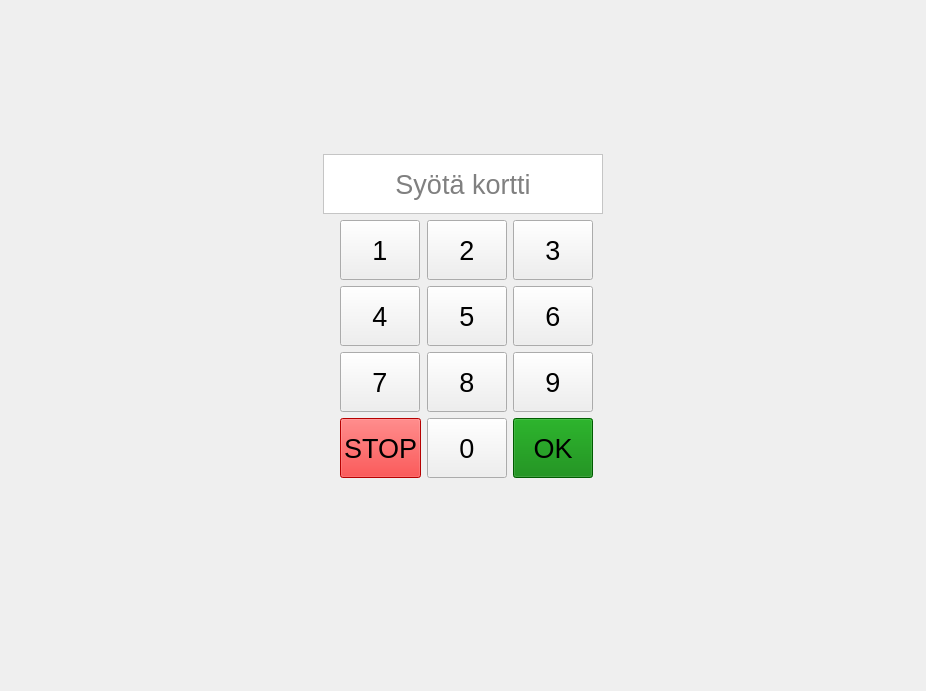
Before: the Qt Designer form bank_automat/mainwindow.ui in tvt20kmo-ohjelmistokehitysprojekti/Group1, drawn with Qt 5.
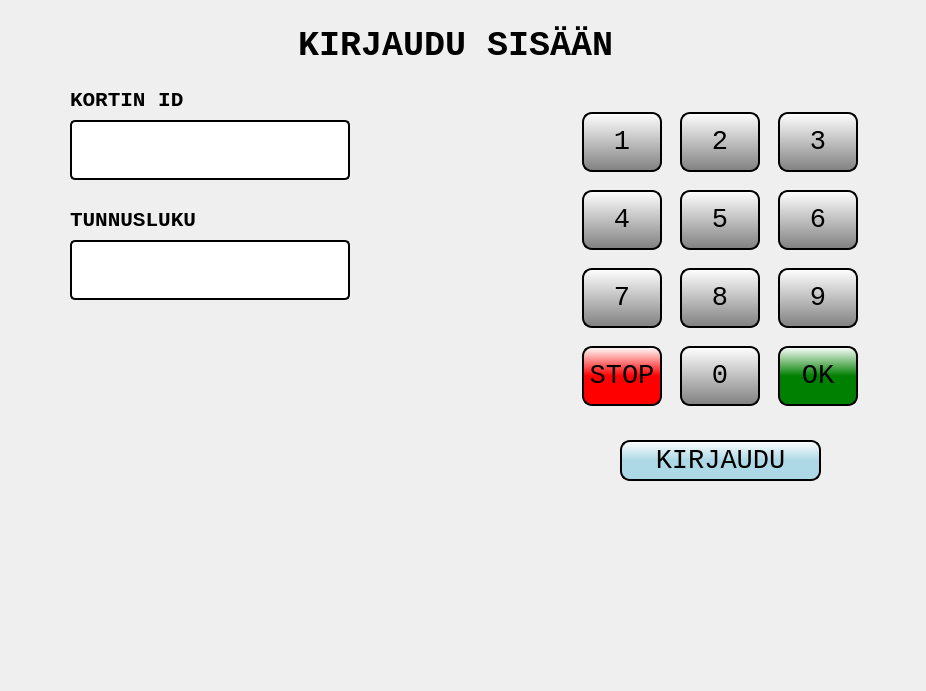
After: the same form once the commit is applied.

Diff of the .ui file:
```diff
--- a/bank_automat/mainwindow.ui
+++ b/bank_automat/mainwindow.ui
@@ -10,13 +10,43 @@
     <height>691</height>
    </rect>
   </property>
+  <property name="sizePolicy">
+   <sizepolicy hsizetype="Ignored" vsizetype="Ignored">
+    <horstretch>0</horstretch>
+    <verstretch>0</verstretch>
+   </sizepolicy>
+  </property>
+  <property name="minimumSize">
+   <size>
+    <width>926</width>
+    <height>691</height>
+   </size>
+  </property>
+  <property name="maximumSize">
+   <size>
+    <width>926</width>
+    <height>691</height>
+   </size>
+  </property>
+  <property name="baseSize">
+   <size>
+    <width>926</width>
+    <height>691</height>
+   </size>
+  </property>
   <property name="windowTitle">
    <string>Application</string>
   </property>
   <widget class="QWidget" name="centralwidget">
-   <layout class="QVBoxLayout" name="verticalLayout">
-    <item>
      <widget class="QStackedWidget" name="stackedWidget">
+    <property name="geometry">
+     <rect>
+      <x>-10</x>
+      <y>0</y>
+      <width>911</width>
+      <height>651</height>
+     </rect>
+    </property>
       <property name="sizePolicy">
        <sizepolicy hsizetype="Preferred" vsizetype="Preferred">
         <horstretch>0</horstretch>
@@ -29,113 +59,51 @@
         <height>0</height>
        </size>
       </property>
+    <property name="font">
+     <font>
+      <pointsize>16</pointsize>
+     </font>
+    </property>
+    <property name="styleSheet">
+     <string notr="true">QPushButton 
+{
+	font-family: Consolas;
+    background-color: qlineargradient(x1: 0, y1: 0, x2: 0, y2: 1, stop: 0 white, stop: 1 grey);
+	border-style: solid;
+	border-color: black;
+	border-width: 2px;
+	border-radius: 10px;
+}
+
+QLabel 
+{
+	font-family: Consolas;
+	border-style: solid;
+	border-color: black;
+	border-width: 2px;
+	border-radius: 5px;
+}
+
+QLabel:focus
+{
+	border-color: red;
+}</string>
+    </property>
       <property name="currentIndex">
        <number>0</number>
       </property>
       <widget class="QWidget" name="page">
+     <widget class="QWidget" name="gridLayoutWidget">
+      <property name="geometry">
+       <rect>
+        <x>580</x>
+        <y>100</y>
+        <width>301</width>
+        <height>321</height>
+       </rect>
+      </property>
        <layout class="QGridLayout" name="gridLayout">
-        <item row="0" column="0" colspan="6">
-         <layout class="QGridLayout" name="gridLayout_2">
-          <item row="0" column="1">
-           <spacer name="verticalSpacer">
-            <property name="orientation">
-             <enum>Qt::Vertical</enum>
-            </property>
-            <property name="sizeHint" stdset="0">
-             <size>
-              <width>20</width>
-              <height>40</height>
-             </size>
-            </property>
-           </spacer>
-          </item>
-          <item row="3" column="1">
-           <widget class="QLabel" name="LabelCardInput">
-            <property name="minimumSize">
-             <size>
-              <width>280</width>
-              <height>60</height>
-             </size>
-            </property>
-            <property name="maximumSize">
-             <size>
-              <width>280</width>
-              <height>60</height>
-             </size>
-            </property>
-            <property name="baseSize">
-             <size>
-              <width>280</width>
-              <height>60</height>
-             </size>
-            </property>
-            <property name="font">
-             <font>
-              <pointsize>20</pointsize>
-             </font>
-            </property>
-            <property name="styleSheet">
-             <string notr="true">background-color : white; 
-color : gray;</string>
-            </property>
-            <property name="frameShape">
-             <enum>QFrame::StyledPanel</enum>
-            </property>
-            <property name="frameShadow">
-             <enum>QFrame::Sunken</enum>
-            </property>
-            <property name="text">
-             <string>Syötä kortti</string>
-            </property>
-            <property name="alignment">
-             <set>Qt::AlignCenter</set>
-            </property>
-           </widget>
-          </item>
-          <item row="3" column="0">
-           <spacer name="horizontalSpacer_3">
-            <property name="orientation">
-             <enum>Qt::Horizontal</enum>
-            </property>
-            <property name="sizeHint" stdset="0">
-             <size>
-              <width>40</width>
-              <height>20</height>
-             </size>
-            </property>
-           </spacer>
-          </item>
-          <item row="3" column="2">
-           <spacer name="horizontalSpacer_4">
-            <property name="orientation">
-             <enum>Qt::Horizontal</enum>
-            </property>
-            <property name="sizeHint" stdset="0">
-             <size>
-              <width>40</width>
-              <height>20</height>
-             </size>
-            </property>
-           </spacer>
-          </item>
-          <item row="1" column="1">
-           <widget class="QLabel" name="LabelNetWork">
-            <property name="font">
-             <font>
-              <pointsize>14</pointsize>
-             </font>
-            </property>
-            <property name="text">
-             <string/>
-            </property>
-            <property name="alignment">
-             <set>Qt::AlignCenter</set>
-            </property>
-           </widget>
-          </item>
-         </layout>
-        </item>
-        <item row="3" column="3">
+       <item row="2" column="2">
          <widget class="QPushButton" name="Btn_8">
           <property name="sizePolicy">
            <sizepolicy hsizetype="Fixed" vsizetype="Fixed">
@@ -157,6 +125,7 @@
           </property>
           <property name="font">
            <font>
+           <family>Consolas</family>
             <pointsize>20</pointsize>
            </font>
           </property>
@@ -165,8 +134,8 @@
           </property>
          </widget>
         </item>
-        <item row="4" column="4">
-         <widget class="QPushButton" name="Btn_OK">
+       <item row="1" column="2">
+        <widget class="QPushButton" name="Btn_5">
           <property name="sizePolicy">
            <sizepolicy hsizetype="Fixed" vsizetype="Fixed">
             <horstretch>0</horstretch>
@@ -187,19 +156,16 @@
           </property>
           <property name="font">
            <font>
+           <family>Consolas</family>
             <pointsize>20</pointsize>
            </font>
           </property>
-          <property name="styleSheet">
-           <string notr="true">background-color : green; 
-color : black; </string>
-          </property>
           <property name="text">
-           <string>OK</string>
+          <string>5</string>
           </property>
          </widget>
         </item>
-        <item row="3" column="4">
+       <item row="2" column="3">
          <widget class="QPushButton" name="Btn_9">
           <property name="sizePolicy">
            <sizepolicy hsizetype="Fixed" vsizetype="Fixed">
@@ -221,6 +187,7 @@
           </property>
           <property name="font">
            <font>
+           <family>Consolas</family>
             <pointsize>20</pointsize>
            </font>
           </property>
@@ -229,8 +196,8 @@
           </property>
          </widget>
         </item>
-        <item row="2" column="4">
-         <widget class="QPushButton" name="Btn_6">
+       <item row="1" column="1">
+        <widget class="QPushButton" name="Btn_4">
           <property name="sizePolicy">
            <sizepolicy hsizetype="Fixed" vsizetype="Fixed">
             <horstretch>0</horstretch>
@@ -251,15 +218,16 @@
           </property>
           <property name="font">
            <font>
+           <family>Consolas</family>
             <pointsize>20</pointsize>
            </font>
           </property>
           <property name="text">
-           <string>6</string>
+          <string>4</string>
           </property>
          </widget>
         </item>
-        <item row="1" column="3">
+       <item row="0" column="2">
          <widget class="QPushButton" name="Btn_2">
           <property name="sizePolicy">
            <sizepolicy hsizetype="Fixed" vsizetype="Fixed">
@@ -281,6 +249,7 @@
           </property>
           <property name="font">
            <font>
+           <family>Consolas</family>
             <pointsize>20</pointsize>
            </font>
           </property>
@@ -289,7 +258,38 @@
           </property>
          </widget>
         </item>
-        <item row="1" column="4">
+       <item row="0" column="1">
+        <widget class="QPushButton" name="Btn_1">
+         <property name="sizePolicy">
+          <sizepolicy hsizetype="Fixed" vsizetype="Fixed">
+           <horstretch>0</horstretch>
+           <verstretch>0</verstretch>
+          </sizepolicy>
+         </property>
+         <property name="minimumSize">
+          <size>
+           <width>80</width>
+           <height>60</height>
+          </size>
+         </property>
+         <property name="baseSize">
+          <size>
+           <width>0</width>
+           <height>0</height>
+          </size>
+         </property>
+         <property name="font">
+          <font>
+           <family>Consolas</family>
+           <pointsize>20</pointsize>
+          </font>
+         </property>
+         <property name="text">
+          <string>1</string>
+         </property>
+        </widget>
+       </item>
+       <item row="0" column="3">
          <widget class="QPushButton" name="Btn_3">
           <property name="sizePolicy">
            <sizepolicy hsizetype="Fixed" vsizetype="Fixed">
@@ -311,6 +311,7 @@
           </property>
           <property name="font">
            <font>
+           <family>Consolas</family>
             <pointsize>20</pointsize>
            </font>
           </property>
@@ -319,21 +320,39 @@
           </property>
          </widget>
         </item>
-        <item row="2" column="5">
-         <spacer name="horizontalSpacer">
-          <property name="orientation">
-           <enum>Qt::Horizontal</enum>
-          </property>
-          <property name="sizeHint" stdset="0">
+       <item row="1" column="3">
+        <widget class="QPushButton" name="Btn_6">
+         <property name="sizePolicy">
+          <sizepolicy hsizetype="Fixed" vsizetype="Fixed">
+           <horstretch>0</horstretch>
+           <verstretch>0</verstretch>
+          </sizepolicy>
+         </property>
+         <property name="minimumSize">
            <size>
-            <width>307</width>
-            <height>20</height>
-           </size>
-          </property>
-         </spacer>
-        </item>
-        <item row="2" column="3">
-         <widget class="QPushButton" name="Btn_5">
+           <width>80</width>
+           <height>60</height>
+          </size>
+         </property>
+         <property name="baseSize">
+          <size>
+           <width>0</width>
+           <height>0</height>
+          </size>
+         </property>
+         <property name="font">
+          <font>
+           <family>Consolas</family>
+           <pointsize>20</pointsize>
+          </font>
+         </property>
+         <property name="text">
+          <string>6</string>
+         </property>
+        </widget>
+       </item>
+       <item row="2" column="1">
+        <widget class="QPushButton" name="Btn_7">
           <property name="sizePolicy">
            <sizepolicy hsizetype="Fixed" vsizetype="Fixed">
             <horstretch>0</horstretch>
@@ -354,28 +373,16 @@
           </property>
           <property name="font">
            <font>
+           <family>Consolas</family>
             <pointsize>20</pointsize>
            </font>
           </property>
           <property name="text">
-           <string>5</string>
+          <string>7</string>
           </property>
          </widget>
         </item>
-        <item row="2" column="0">
-         <spacer name="horizontalSpacer_2">
-          <property name="orientation">
-           <enum>Qt::Horizontal</enum>
-          </property>
-          <property name="sizeHint" stdset="0">
-           <size>
-            <width>307</width>
-            <height>20</height>
-           </size>
-          </property>
-         </spacer>
-        </item>
-        <item row="4" column="3">
+       <item row="3" column="2">
          <widget class="QPushButton" name="Btn_0">
           <property name="sizePolicy">
            <sizepolicy hsizetype="Fixed" vsizetype="Fixed">
@@ -397,6 +404,7 @@
           </property>
           <property name="font">
            <font>
+           <family>Consolas</family>
             <pointsize>20</pointsize>
            </font>
           </property>
@@ -405,20 +413,7 @@
           </property>
          </widget>
         </item>
-        <item row="5" column="3">
-         <spacer name="verticalSpacer_2">
-          <property name="orientation">
-           <enum>Qt::Vertical</enum>
-          </property>
-          <property name="sizeHint" stdset="0">
-           <size>
-            <width>20</width>
-            <height>179</height>
-           </size>
-          </property>
-         </spacer>
-        </item>
-        <item row="4" column="2">
+       <item row="3" column="1">
          <widget class="QPushButton" name="Btn_STOP">
           <property name="sizePolicy">
            <sizepolicy hsizetype="Fixed" vsizetype="Fixed">
@@ -440,20 +435,20 @@
           </property>
           <property name="font">
            <font>
+           <family>Consolas</family>
             <pointsize>20</pointsize>
            </font>
           </property>
           <property name="styleSheet">
-           <string notr="true">background-color : red; 
-color : black; </string>
+          <string notr="true">background-color: qlineargradient(x1: 0, y1: 0, x2: 0, y2: 0.5, stop: 0 white, stop: 1 red);</string>
           </property>
           <property name="text">
            <string>STOP</string>
           </property>
          </widget>
         </item>
-        <item row="1" column="2">
-         <widget class="QPushButton" name="Btn_1">
+       <item row="3" column="3">
+        <widget class="QPushButton" name="Btn_OK">
           <property name="sizePolicy">
            <sizepolicy hsizetype="Fixed" vsizetype="Fixed">
             <horstretch>0</horstretch>
@@ -474,81 +469,266 @@
           </property>
           <property name="font">
            <font>
+           <family>Consolas</family>
             <pointsize>20</pointsize>
            </font>
           </property>
-          <property name="text">
-           <string>1</string>
-          </property>
-         </widget>
-        </item>
-        <item row="2" column="2">
-         <widget class="QPushButton" name="Btn_4">
-          <property name="sizePolicy">
-           <sizepolicy hsizetype="Fixed" vsizetype="Fixed">
-            <horstretch>0</horstretch>
-            <verstretch>0</verstretch>
-           </sizepolicy>
-          </property>
-          <property name="minimumSize">
-           <size>
-            <width>80</width>
-            <height>60</height>
-           </size>
-          </property>
-          <property name="baseSize">
-           <size>
-            <width>0</width>
-            <height>0</height>
-           </size>
-          </property>
-          <property name="font">
-           <font>
-            <pointsize>20</pointsize>
-           </font>
-          </property>
+         <property name="styleSheet">
+          <string notr="true">background-color: qlineargradient(x1: 0, y1: 0, x2: 0, y2: 0.5, stop: 0 white, stop: 1 green);</string>
+         </property>
           <property name="text">
-           <string>4</string>
-          </property>
-         </widget>
-        </item>
-        <item row="3" column="2">
-         <widget class="QPushButton" name="Btn_7">
-          <property name="sizePolicy">
-           <sizepolicy hsizetype="Fixed" vsizetype="Fixed">
-            <horstretch>0</horstretch>
-            <verstretch>0</verstretch>
-           </sizepolicy>
-          </property>
-          <property name="minimumSize">
-           <size>
-            <width>80</width>
-            <height>60</height>
-           </size>
-          </property>
-          <property name="baseSize">
-           <size>
-            <width>0</width>
-            <height>0</height>
-           </size>
-          </property>
-          <property name="font">
-           <font>
-            <pointsize>20</pointsize>
-           </font>
-          </property>
-          <property name="text">
-           <string>7</string>
+          <string>OK</string>
           </property>
          </widget>
         </item>
        </layout>
+     </widget>
+     <widget class="QLabel" name="LabelCardInput">
+      <property name="geometry">
+       <rect>
+        <x>80</x>
+        <y>120</y>
+        <width>280</width>
+        <height>60</height>
+       </rect>
+      </property>
+      <property name="minimumSize">
+       <size>
+        <width>280</width>
+        <height>60</height>
+       </size>
+      </property>
+      <property name="maximumSize">
+       <size>
+        <width>280</width>
+        <height>60</height>
+       </size>
+      </property>
+      <property name="baseSize">
+       <size>
+        <width>280</width>
+        <height>60</height>
+       </size>
+      </property>
+      <property name="font">
+       <font>
+        <family>Consolas</family>
+        <pointsize>20</pointsize>
+       </font>
+      </property>
+      <property name="mouseTracking">
+       <bool>false</bool>
+      </property>
+      <property name="focusPolicy">
+       <enum>Qt::ClickFocus</enum>
+      </property>
+      <property name="styleSheet">
+       <string notr="true">background-color : white; 
+color : gray;</string>
+      </property>
+      <property name="frameShape">
+       <enum>QFrame::StyledPanel</enum>
+      </property>
+      <property name="frameShadow">
+       <enum>QFrame::Sunken</enum>
+      </property>
+      <property name="text">
+       <string/>
+      </property>
+      <property name="alignment">
+       <set>Qt::AlignCenter</set>
+      </property>
+     </widget>
+     <widget class="QLabel" name="label">
+      <property name="geometry">
+       <rect>
+        <x>300</x>
+        <y>20</y>
+        <width>331</width>
+        <height>51</height>
+       </rect>
+      </property>
+      <property name="font">
+       <font>
+        <family>Consolas</family>
+        <pointsize>26</pointsize>
+        <weight>75</weight>
+        <bold>true</bold>
+       </font>
+      </property>
+      <property name="styleSheet">
+       <string notr="true">border-style: none;</string>
+      </property>
+      <property name="text">
+       <string>KIRJAUDU SISÄÄN</string>
+      </property>
+      <property name="alignment">
+       <set>Qt::AlignCenter</set>
+      </property>
+     </widget>
+     <widget class="QPushButton" name="Btn_login">
+      <property name="geometry">
+       <rect>
+        <x>630</x>
+        <y>440</y>
+        <width>201</width>
+        <height>41</height>
+       </rect>
+      </property>
+      <property name="font">
+       <font>
+        <family>Consolas</family>
+        <pointsize>20</pointsize>
+       </font>
+      </property>
+      <property name="styleSheet">
+       <string notr="true">background-color: qlineargradient(x1: 0, y1: 0, x2: 0, y2: 0.5, stop: 0 white, stop: 1 lightblue);</string>
+      </property>
+      <property name="text">
+       <string>KIRJAUDU</string>
+      </property>
+     </widget>
+     <widget class="QLabel" name="LabelPinInput">
+      <property name="geometry">
+       <rect>
+        <x>80</x>
+        <y>240</y>
+        <width>280</width>
+        <height>60</height>
+       </rect>
+      </property>
+      <property name="minimumSize">
+       <size>
+        <width>280</width>
+        <height>60</height>
+       </size>
+      </property>
+      <property name="maximumSize">
+       <size>
+        <width>280</width>
+        <height>60</height>
+       </size>
+      </property>
+      <property name="baseSize">
+       <size>
+        <width>280</width>
+        <height>60</height>
+       </size>
+      </property>
+      <property name="font">
+       <font>
+        <family>Consolas</family>
+        <pointsize>20</pointsize>
+       </font>
+      </property>
+      <property name="mouseTracking">
+       <bool>false</bool>
+      </property>
+      <property name="focusPolicy">
+       <enum>Qt::ClickFocus</enum>
+      </property>
+      <property name="styleSheet">
+       <string notr="true">background-color : white; 
+color : gray;</string>
+      </property>
+      <property name="frameShape">
+       <enum>QFrame::StyledPanel</enum>
+      </property>
+      <property name="frameShadow">
+       <enum>QFrame::Sunken</enum>
+      </property>
+      <property name="text">
+       <string/>
+      </property>
+      <property name="alignment">
+       <set>Qt::AlignCenter</set>
+      </property>
+     </widget>
+     <widget class="QLabel" name="label_2">
+      <property name="geometry">
+       <rect>
+        <x>80</x>
+        <y>210</y>
+        <width>131</width>
+        <height>21</height>
+       </rect>
+      </property>
+      <property name="font">
+       <font>
+        <family>Consolas</family>
+        <pointsize>16</pointsize>
+        <weight>75</weight>
+        <bold>true</bold>
+       </font>
+      </property>
+      <property name="styleSheet">
+       <string notr="true">border-style: none;</string>
+      </property>
+      <property name="text">
+       <string>TUNNUSLUKU</string>
+      </property>
+      <property name="alignment">
+       <set>Qt::AlignLeading|Qt::AlignLeft|Qt::AlignVCenter</set>
+      </property>
+     </widget>
+     <widget class="QLabel" name="label_3">
+      <property name="geometry">
+       <rect>
+        <x>80</x>
+        <y>90</y>
+        <width>131</width>
+        <height>21</height>
+       </rect>
+      </property>
+      <property name="font">
+       <font>
+        <family>Consolas</family>
+        <pointsize>16</pointsize>
+        <weight>75</weight>
+        <bold>true</bold>
+       </font>
+      </property>
+      <property name="styleSheet">
+       <string notr="true">border-style: none;</string>
+      </property>
+      <property name="text">
+       <string>KORTIN ID</string>
+      </property>
+      <property name="alignment">
+       <set>Qt::AlignLeading|Qt::AlignLeft|Qt::AlignVCenter</set>
+      </property>
+     </widget>
+     <widget class="QLabel" name="Label_error">
+      <property name="geometry">
+       <rect>
+        <x>80</x>
+        <y>320</y>
+        <width>331</width>
+        <height>51</height>
+       </rect>
+      </property>
+      <property name="font">
+       <font>
+        <family>Consolas</family>
+        <pointsize>16</pointsize>
+        <weight>75</weight>
+        <bold>true</bold>
+       </font>
+      </property>
+      <property name="styleSheet">
+       <string notr="true">border-style: none;</string>
+      </property>
+      <property name="text">
+       <string/>
+      </property>
+      <property name="alignment">
+       <set>Qt::AlignCenter</set>
+      </property>
+     </widget>
       </widget>
       <widget class="QWidget" name="page_2"/>
       <widget class="QWidget" name="page_3"/>
      </widget>
-    </item>
-   </layout>
   </widget>
   <widget class="QMenuBar" name="menubar">
    <property name="geometry">
```
Lines whose indentation alone changed are shown as unchanged.
